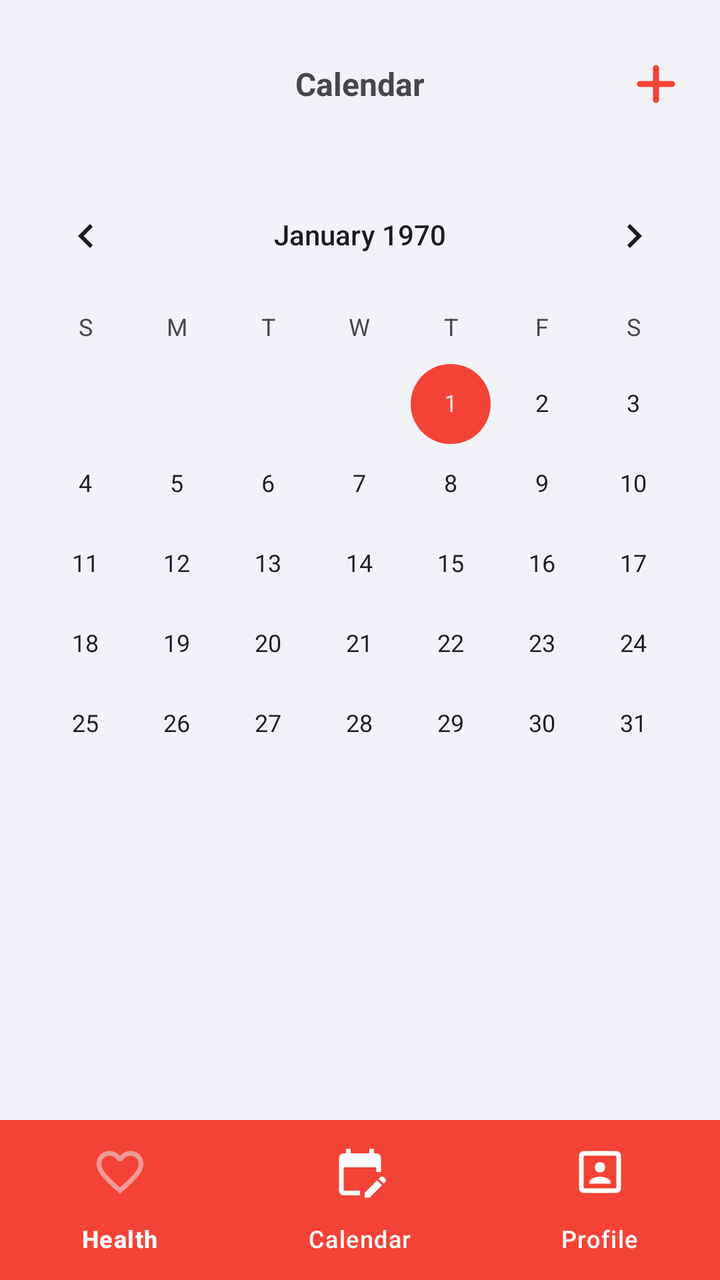
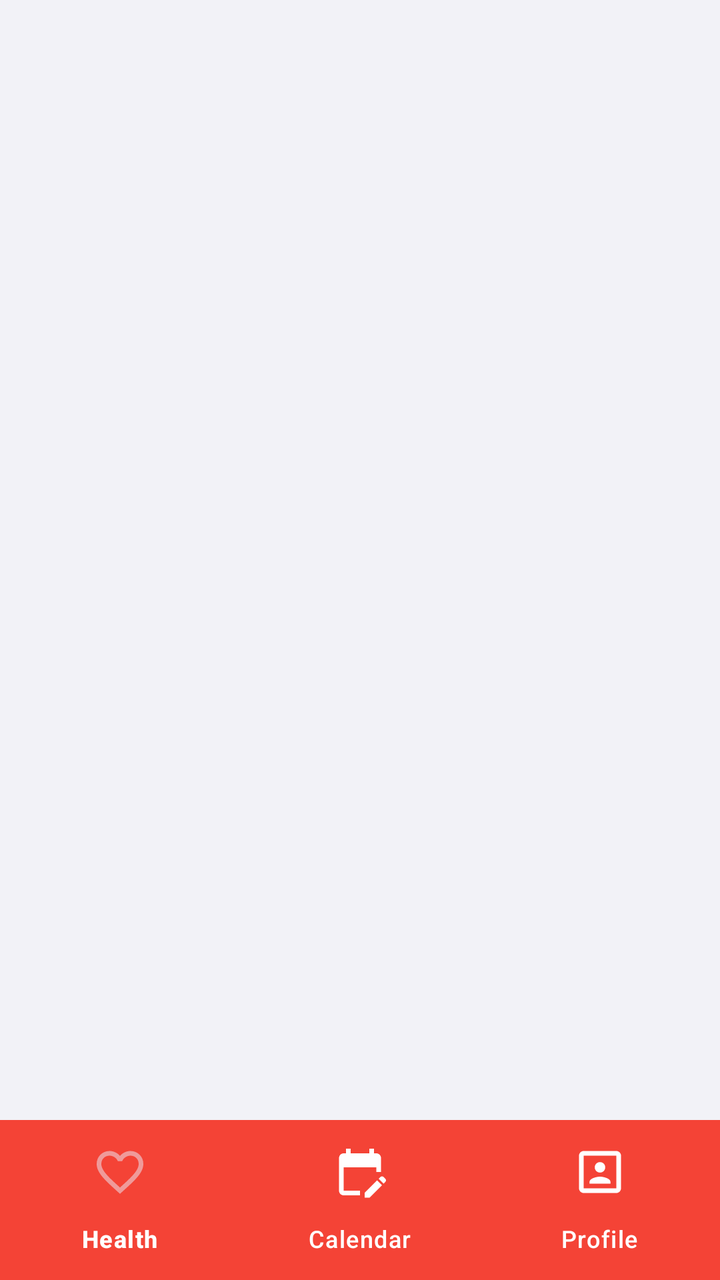

An Android layout rendered at two revisions. The XML below is the earlier revision; the diff shows what the commit changed to produce the second picture.
<!-- AndroidManifest.xml: application theme Theme.ExActHealth -->
<!-- res/layout/activity_calendar.xml -->
<?xml version="1.0" encoding="utf-8"?>
<RelativeLayout xmlns:android="http://schemas.android.com/apk/res/android"
    android:layout_width="match_parent"
    android:layout_height="match_parent"
    xmlns:app="http://schemas.android.com/apk/res-auto"
    android:background="@color/light_gray">

    <RelativeLayout
        android:id="@+id/calendar_toolbar_layout"
        android:layout_width="wrap_content"
        android:layout_height="wrap_content"
        android:layout_alignParentStart="true"
        android:layout_alignParentEnd="true"
        android:layout_marginStart="20dp"
        android:layout_marginTop="30dp"
        android:layout_marginEnd="20dp">

        <ImageView
            android:id="@+id/add_food_details_icon"
            android:layout_width="wrap_content"
            android:layout_height="wrap_content"
            android:layout_alignParentEnd="true"
            android:clickable="true"
            android:focusable="true"
            android:background="@drawable/plus_button"
            android:gravity="center">
        </ImageView>

        <TextView
            android:id="@+id/calendar_text_view"
            android:layout_width="wrap_content"
            android:layout_height="wrap_content"
            android:layout_centerInParent="true"
            android:text="Calendar"
            android:textSize="16sp"
            android:textStyle="bold">
        </TextView>

    </RelativeLayout>

    <CalendarView
        android:id="@+id/calendar_widget"
        android:layout_width="match_parent"
        android:layout_height="wrap_content"
        android:layout_below="@id/calendar_toolbar_layout"
        android:layout_marginTop="30dp"
        android:background="@color/light_gray"
        android:theme="@style/DialogTheme">
    </CalendarView>

    <ListView
        android:id="@+id/calendar_food_list"
        android:layout_width="match_parent"
        android:layout_height="wrap_content"
        android:layout_below="@id/calendar_widget"
        android:layout_above="@+id/bottom_navigation"
        android:layout_marginStart="20dp"
        android:layout_marginEnd="20dp"
        android:layout_marginBottom="30dp"
        android:background="@color/light_gray"
        android:divider="@color/light_gray"
        android:dividerHeight="10dp"
        android:visibility="invisible" />

    <com.google.android.material.bottomnavigation.BottomNavigationView
        android:id="@+id/bottom_navigation"
        android:layout_width="match_parent"
        android:layout_height="wrap_content"
        android:layout_alignParentBottom="true"
        android:layout_gravity="bottom"
        app:itemIconTint="@color/bottom_nav_icon_color"
        app:itemTextColor="@color/white"
        app:itemIconSize="28dp"
        app:itemBackground="@color/red"
        app:menu="@menu/bottom_nav_menu">
    </com.google.android.material.bottomnavigation.BottomNavigationView>
</RelativeLayout>
<!-- resources referenced by this layout -->
<resources>
  <color name="light_gray">#F2F2F7</color>
  <color name="red">#F44336</color>
  <color name="white">#FFFFFFFF</color>
  <!-- drawable plus_button (drawable) -->
  <vector xmlns:android="http://schemas.android.com/apk/res/android"
      android:width="24dp"
      android:height="24dp"
      android:viewportWidth="24"
      android:viewportHeight="24">
    <path
        android:pathData="M4,12H20M12,4V20"
        android:strokeLineJoin="round"
        android:strokeWidth="3"
        android:fillColor="#00000000"
        android:strokeColor="#F44336"
        android:strokeLineCap="round"/>
  </vector>
  <style name="DialogTheme" parent="Theme.Material3.Light.Dialog">
          <item name="colorAccent">@color/red</item>
          <item name="colorOnPrimary">@color/red</item>
          <item name="colorControlActivated">@color/red</item>
      </style>
  <style name="Theme.ExActHealth" parent="Base.Theme.ExActHealth" />
  <style name="Base.Theme.ExActHealth" parent="Theme.Material3.Light.NoActionBar">
          
          <item name="colorPrimary">@color/red</item>
          <item name="android:itemBackground">@color/white</item>
      </style>
</resources>

<!-- the commit's change to res/layout/activity_calendar.xml (unified diff, before → after) -->
@@ -1,77 +1,25 @@
-<?xml version="1.0" encoding="utf-8"?>
 <RelativeLayout xmlns:android="http://schemas.android.com/apk/res/android"
     android:layout_width="match_parent"
     android:layout_height="match_parent"
     xmlns:app="http://schemas.android.com/apk/res-auto"
     android:background="@color/light_gray">
 
-    <RelativeLayout
-        android:id="@+id/calendar_toolbar_layout"
-        android:layout_width="wrap_content"
-        android:layout_height="wrap_content"
-        android:layout_alignParentStart="true"
-        android:layout_alignParentEnd="true"
-        android:layout_marginStart="20dp"
-        android:layout_marginTop="30dp"
-        android:layout_marginEnd="20dp">
+    
+    <FrameLayout
+        android:id="@+id/fragment_container"
+        android:layout_width="match_parent"
+        android:layout_height="match_parent"
+        android:layout_above="@id/bottom_navigation" />
 
-        <ImageView
-            android:id="@+id/add_food_details_icon"
-            android:layout_width="wrap_content"
-            android:layout_height="wrap_content"
-            android:layout_alignParentEnd="true"
-            android:clickable="true"
-            android:focusable="true"
-            android:background="@drawable/plus_button"
-            android:gravity="center">
-        </ImageView>
-
-        <TextView
-            android:id="@+id/calendar_text_view"
-            android:layout_width="wrap_content"
-            android:layout_height="wrap_content"
-            android:layout_centerInParent="true"
-            android:text="Calendar"
-            android:textSize="16sp"
-            android:textStyle="bold">
-        </TextView>
-
-    </RelativeLayout>
-
-    <CalendarView
-        android:id="@+id/calendar_widget"
-        android:layout_width="match_parent"
-        android:layout_height="wrap_content"
-        android:layout_below="@id/calendar_toolbar_layout"
-        android:layout_marginTop="30dp"
-        android:background="@color/light_gray"
-        android:theme="@style/DialogTheme">
-    </CalendarView>
-
-    <ListView
-        android:id="@+id/calendar_food_list"
-        android:layout_width="match_parent"
-        android:layout_height="wrap_content"
-        android:layout_below="@id/calendar_widget"
-        android:layout_above="@+id/bottom_navigation"
-        android:layout_marginStart="20dp"
-        android:layout_marginEnd="20dp"
-        android:layout_marginBottom="30dp"
-        android:background="@color/light_gray"
-        android:divider="@color/light_gray"
-        android:dividerHeight="10dp"
-        android:visibility="invisible" />
-
+    
     <com.google.android.material.bottomnavigation.BottomNavigationView
         android:id="@+id/bottom_navigation"
         android:layout_width="match_parent"
         android:layout_height="wrap_content"
         android:layout_alignParentBottom="true"
-        android:layout_gravity="bottom"
         app:itemIconTint="@color/bottom_nav_icon_color"
         app:itemTextColor="@color/white"
         app:itemIconSize="28dp"
         app:itemBackground="@color/red"
-        app:menu="@menu/bottom_nav_menu">
-    </com.google.android.material.bottomnavigation.BottomNavigationView>
+        app:menu="@menu/bottom_nav_menu" />
 </RelativeLayout>
<!-- resource entries referenced after the edit -->
@@ -3,25 +3,6 @@
   <color name="light_gray">#F2F2F7</color>
   <color name="red">#F44336</color>
   <color name="white">#FFFFFFFF</color>
-  <!-- drawable plus_button (drawable) -->
-  <vector xmlns:android="http://schemas.android.com/apk/res/android"
-      android:width="24dp"
-      android:height="24dp"
-      android:viewportWidth="24"
-      android:viewportHeight="24">
-    <path
-        android:pathData="M4,12H20M12,4V20"
-        android:strokeLineJoin="round"
-        android:strokeWidth="3"
-        android:fillColor="#00000000"
-        android:strokeColor="#F44336"
-        android:strokeLineCap="round"/>
-  </vector>
-  <style name="DialogTheme" parent="Theme.Material3.Light.Dialog">
-          <item name="colorAccent">@color/red</item>
-          <item name="colorOnPrimary">@color/red</item>
-          <item name="colorControlActivated">@color/red</item>
-      </style>
   <style name="Theme.ExActHealth" parent="Base.Theme.ExActHealth" />
   <style name="Base.Theme.ExActHealth" parent="Theme.Material3.Light.NoActionBar">
           
